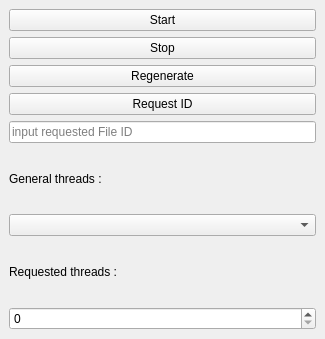
Old version of the form mainwindow.ui in the repository TarasBarninets/thread-manager.
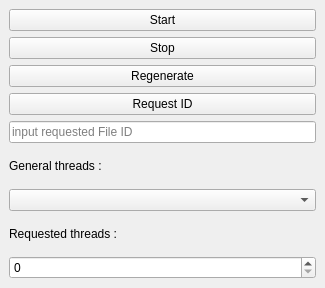
New version of the form.

Diff of the .ui file:
```diff
--- a/mainwindow.ui
+++ b/mainwindow.ui
@@ -10,7 +10,7 @@
     <x>0</x>
     <y>0</y>
     <width>325</width>
-    <height>339</height>
+    <height>288</height>
    </rect>
   </property>
   <property name="windowTitle">
```
